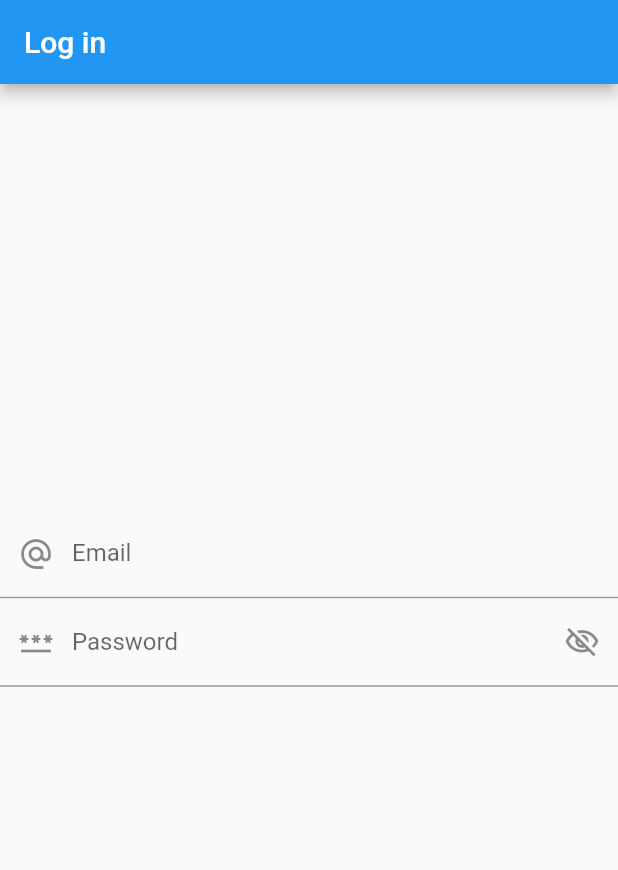
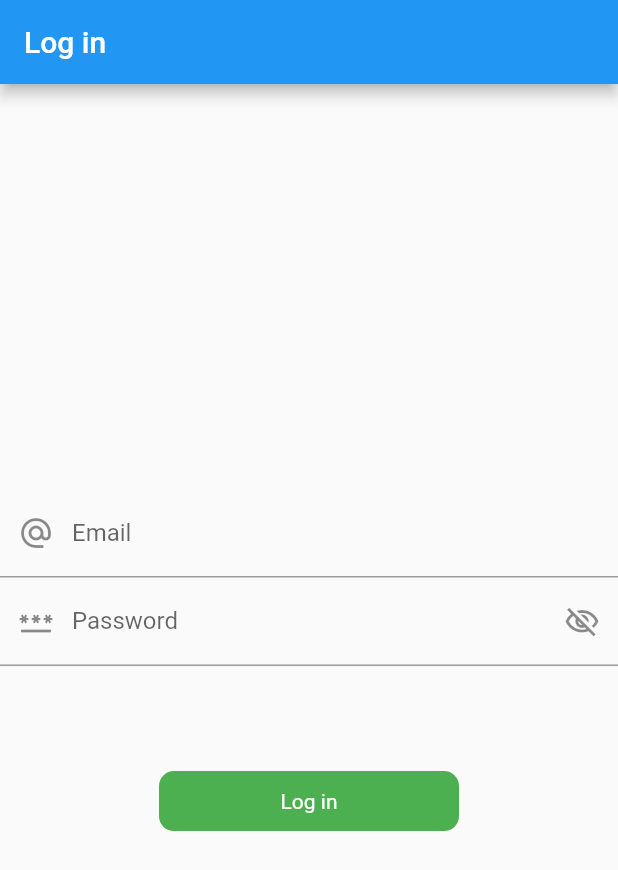
Before and after one commit to sajjadrahman56/MVVM_FLUTTER, a Flutter app: the screen it shows after launch, on a phone screen of 412 x 824 dp. Shown: the top 870 px of the screen. Run offline on Flutter 3.47's test engine with Material 2 defaults, Android fonts, the phone set to English and light mode, and no system bars; our stand-ins replace another_flushbar, fluttertoast.

Commit message:
button add in log in page

```diff
--- a/movie_fetch/lib/resources/colors.dart
+++ b/movie_fetch/lib/resources/colors.dart
@@ -2,4 +2,5 @@ import 'package:flutter/material.dart';
 class AppColors{
   static const Color blackColor = Color(0xFF00000);
   static const Color whiteColor = Colors.white;
+  static const Color buttonColor = Colors.green;
 }
--- a/movie_fetch/lib/resources/components/round_button.dart
+++ b/movie_fetch/lib/resources/components/round_button.dart
@@ -1,11 +1,29 @@
 
 import 'package:flutter/material.dart';
+import 'package:movie_fetch/resources/colors.dart';
 
 class RoundButton extends StatelessWidget {
-  const RoundButton({Key? key}) : super(key: key);
+
+  final String title ;
+  final bool loading ;
+  final VoidCallback onPress;
+
+  const RoundButton({Key? key,required this.title , this.loading=false , required this.onPress}) : super(key: key);
 
   @override
   Widget build(BuildContext context) {
-    return const Placeholder();
+    return InkWell(
+      onTap: onPress,
+      child: Container(
+
+        height: 40,
+        width: 200,
+        decoration: BoxDecoration(
+          color: AppColors.buttonColor,
+          borderRadius: BorderRadius.circular(10)
+        ),
+        child:Center(child: loading ? CircleAvatar(): Text('$title', style: TextStyle(color: AppColors.whiteColor),)),
+      ),
+    );
   }
 }
--- a/movie_fetch/lib/view/login_view.dart
+++ b/movie_fetch/lib/view/login_view.dart
@@ -1,6 +1,7 @@
 import 'package:flutter/material.dart';
 import 'package:movie_fetch/utils/utils.dart';
 
+import '../resources/components/round_button.dart';
 import 'home_screen.dart';
 
 class LoginView extends StatefulWidget {
@@ -71,8 +72,22 @@ class _LoginViewState extends State<LoginView> {
                     );
                   }
               ),
-              SizedBox(height: height*.1,)
+              SizedBox(height: height*.085,),
+              RoundButton(
+                title: 'Log in',
+                onPress: (){
+                if(_emailController.text.isEmpty){
 
+                }
+                else if(_passwordController.text.isEmpty)
+                  {
+
+                  }
+                else if(_passwordController.text.length < 6){
+
+                }
+                },
+              ),
 
 
             ],
```
